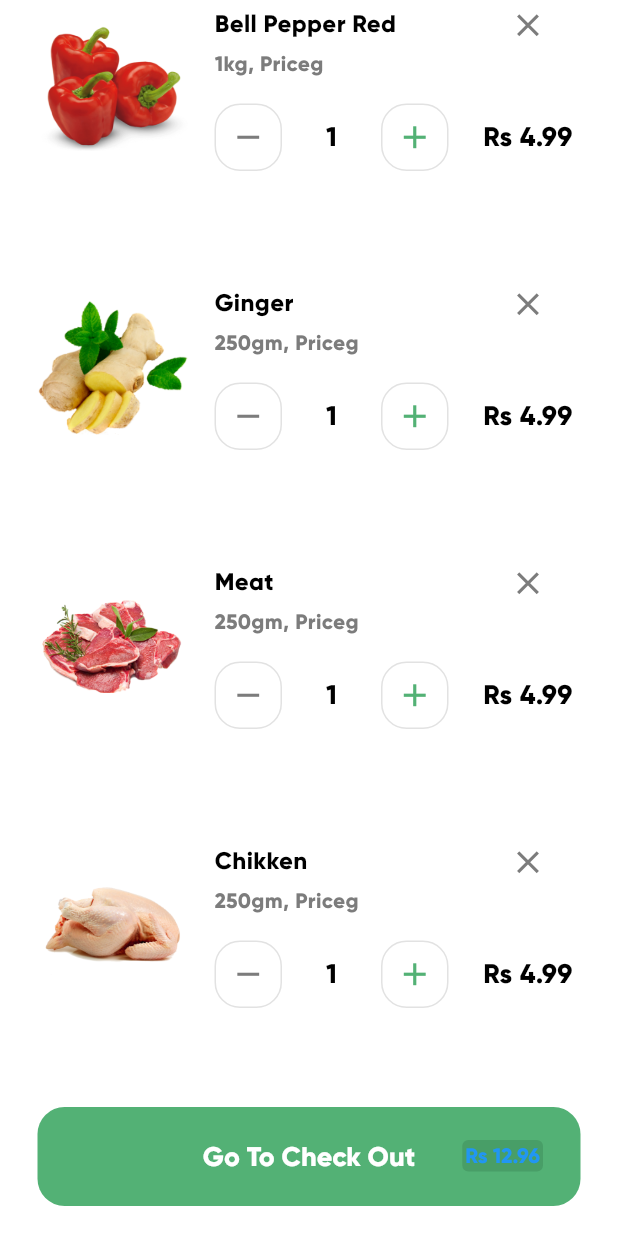
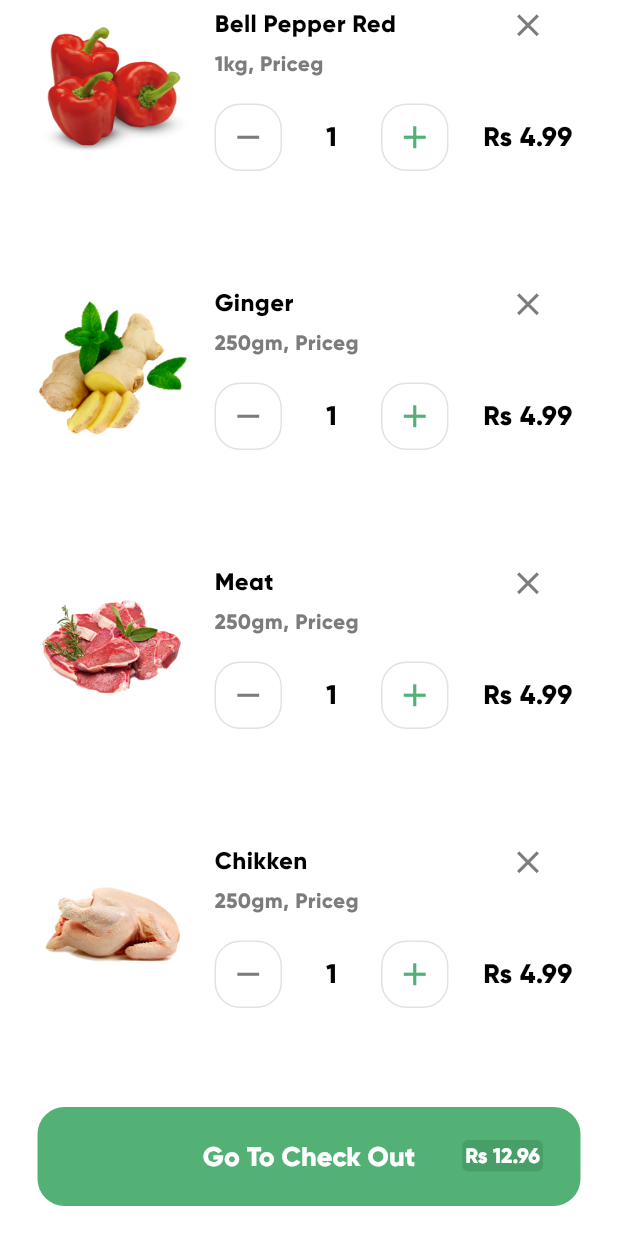
Before and after one commit to ChakaliMadhu6302769895/Flutter-Grocery-App-UI-main, a Flutter app: the CartScreen screen opened directly, scrolled down 488 dp, on a phone screen of 412 x 824 dp. Run offline on Flutter 3.47's test engine with Material 3 defaults, Android fonts, the phone set to English and light mode, and no system bars; our stand-ins replace flutter_svg.

Commit message:
Changes of text color , navigation to cart screen

```diff
--- a/lib/screens/cart/cart_screen.dart
+++ b/lib/screens/cart/cart_screen.dart
@@ -82,7 +82,7 @@ class CartScreen extends StatelessWidget {
       ),
       child: Text(
         "\Rs 12.96",
-        style: TextStyle(fontWeight: FontWeight.w600),
+        style: TextStyle(fontWeight: FontWeight.w600 ,color: Colors.white),
       ),
     );
   }
--- a/pubspec.yaml
+++ b/pubspec.yaml
@@ -15,6 +15,7 @@ dependencies:
   cupertino_icons: ^1.0.5
   flutter_svg: ^1.1.6
   flutter_staggered_grid_view: ^0.6.2
+  provider: ^6.1.1
 
 dev_dependencies:
   flutter_test:
```
Also changed, not shown: lib/screens/product_details/product_details_screen.dart (+7 -1 lines), pubspec.lock.
